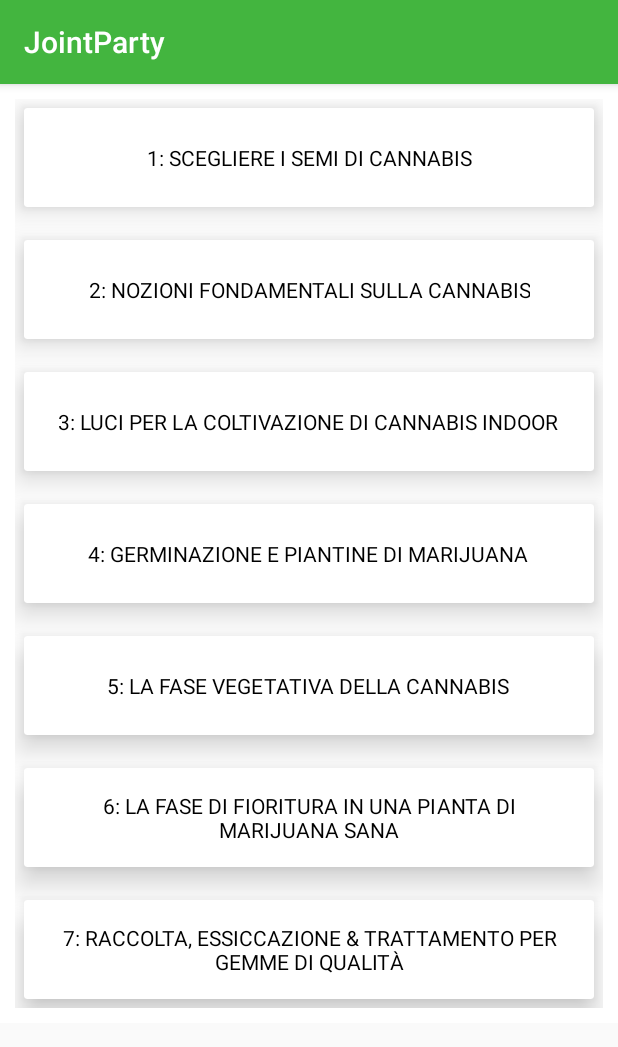
After one commit to xxKira/JointParty, an Android app: the fragment Metodo1ParagrafoFragment shown on its own in the app's theme, on a phone screen of 412 x 824 dp. The commit adds this screen. Shown: the top 1047 px of the screen. Run offline under Robolectric (Android 15) with nearby library versions, the phone set to English and light mode, and no system bars.

Commit message:
JointParty

```diff
--- /dev/null
+++ b/app/src/main/java/com/example/tiarh/jointparty/Metodo1ParagrafoFragment.java
@@ -0,0 +1,92 @@
+package com.example.tiarh.jointparty;
+
+import android.content.Context;
+import android.os.Build;
+import android.os.Bundle;
+import android.support.annotation.Nullable;
+import android.support.annotation.RequiresApi;
+import android.support.v4.app.Fragment;
+import android.support.v7.widget.CardView;
+import android.view.LayoutInflater;
+import android.view.View;
+import android.view.ViewGroup;
+
+import static com.example.tiarh.jointparty.Metodo1Fragment.metodo1_contenuto1;
+import static com.example.tiarh.jointparty.Metodo1Fragment.metodo1_immagine1;
+import static com.example.tiarh.jointparty.Metodo1Fragment.metodo1_titolo;
+
+
+public class Metodo1ParagrafoFragment extends Fragment implements View.OnClickListener {
+
+    CardView paragrafo1, paragrafo2, paragrafo3, paragrafo4, paragrafo5, paragrafo6, paragrafo7;
+
+    @Nullable
+    @Override
+    public View onCreateView(LayoutInflater inflater, @Nullable ViewGroup container, @Nullable Bundle savedInstanceState) {
+        View view = inflater.inflate(R.layout.fragment_tecnica1_paragrafi, container, false);
+
+        paragrafo1 = view.findViewById(R.id.paragrafo1);
+        paragrafo2 = view.findViewById(R.id.paragrafo2);
+        paragrafo3 = view.findViewById(R.id.paragrafo3);
+        paragrafo4 = view.findViewById(R.id.paragrafo4);
+        paragrafo5 = view.findViewById(R.id.paragrafo5);
+        paragrafo6 = view.findViewById(R.id.paragrafo6);
+        paragrafo7 = view.findViewById(R.id.paragrafo7);
+
+
+        paragrafo1.setOnClickListener(this);
+        paragrafo2.setOnClickListener(this);
+        paragrafo3.setOnClickListener(this);
+        paragrafo4.setOnClickListener(this);
+        paragrafo5.setOnClickListener(this);
+        paragrafo6.setOnClickListener(this);
+        paragrafo7.setOnClickListener(this);
+
+        return view;
+    }
+
+    @RequiresApi(api = Build.VERSION_CODES.LOLLIPOP)
+    public void PopolaMetodo_1(int titolo, int contenuto, int image){
+
+        metodo1_titolo.setText(titolo);
+        metodo1_contenuto1.setText(contenuto);
+        metodo1_immagine1.setImageDrawable(getActivity().getDrawable(image));
+
+    }
+
+    @RequiresApi(api = Build.VERSION_CODES.LOLLIPOP)
+    @Override
+    public void onClick(View v) {
+        switch(v.getId()){
+            case R.id.paragrafo1:
+                MainActivity.setViewPager(6);
+                PopolaMetodo_1(R.string.sottoTitolo_metodo1_passo1, R.string.contenuto_metodo1_passo1, R.drawable.metodo1_passo1);
+                break;
+            case R.id.paragrafo2:
+                MainActivity.setViewPager(6);
+                PopolaMetodo_1(R.string.sottoTitolo_metodo1_passo2, R.string.contenuto_metodo1_passo2, R.drawable.metodo1_passo2);
+                break;
+            case R.id.paragrafo3:
+                MainActivity.setViewPager(6);
+                PopolaMetodo_1(R.string.sottoTitolo_metodo1_passo3, R.string.contenuto_metodo1_passo3, R.drawable.metodo1_passo3);
+                break;
+            case R.id.paragrafo4:
+                MainActivity.setViewPager(6);
+                PopolaMetodo_1(R.string.sottoTitolo_metodo1_passo4, R.string.contenuto_metodo1_passo4, R.drawable.metodo1_passo4);
+                break;
+            case R.id.paragrafo5:
+                MainActivity.setViewPager(6);
+                PopolaMetodo_1(R.string.sottoTitolo_metodo1_passo5, R.string.contenuto_metodo1_passo5, R.drawable.metodo1_passo5);
+                break;
+            case R.id.paragrafo6:
+                MainActivity.setViewPager(6);
+                PopolaMetodo_1(R.string.sottoTitolo_metodo1_passo6, R.string.contenuto_metodo1_passo6, R.drawable.metodo1_passo6);
+                break;
+            case R.id.paragrafo7:
+                MainActivity.setViewPager(6);
+                PopolaMetodo_1(R.string.sottoTitolo_metodo1_passo7, R.string.contenuto_metodo1_passo7, R.drawable.metodo1_passo7);
+                break;
+                default:break;
+        }
+    }
+}
--- a/app/src/main/java/com/example/tiarh/jointparty/Metodo2ParagrafoFragment.java
+++ b/app/src/main/java/com/example/tiarh/jointparty/Metodo2ParagrafoFragment.java
@@ -28,7 +28,7 @@ public class Metodo2ParagrafoFragment extends Fragment implements View.OnClickLi
     public void onClick(View v) {
 
         switch(v.getId()) {
-            case R.id.introduzione: MainActivity.setViewPager(6);break;
+            case R.id.introduzione: MainActivity.setViewPager(8);break;
             default:break;
         }
     }
--- a/app/src/main/java/com/example/tiarh/jointparty/TecnicheFragment.java
+++ b/app/src/main/java/com/example/tiarh/jointparty/TecnicheFragment.java
@@ -28,8 +28,6 @@ public class TecnicheFragment extends Fragment implements View.OnClickListener {
         metodo_1.setOnClickListener(this);
         metodo_2.setOnClickListener(this);
 
-
-
         return view;
     }
 
@@ -37,7 +35,7 @@ public class TecnicheFragment extends Fragment implements View.OnClickListener {
     public void onClick(View v) {
 
         switch(v.getId()) {
-            case R.id.metodo_1: MainActivity.setViewPager(5); break;
+            case R.id.metodo_1: MainActivity.setViewPager(5); break; //5
             case R.id.metodo_2: MainActivity.setViewPager(7); break;
             default:break;
         }
--- /dev/null
+++ b/app/src/main/res/layout/fragment_tecnica1_paragrafi.xml
@@ -0,0 +1,115 @@
+<?xml version="1.0" encoding="utf-8"?>
+<ScrollView xmlns:android="http://schemas.android.com/apk/res/android"
+    android:layout_width="match_parent"
+    android:layout_height="wrap_content"
+    xmlns:app="http://schemas.android.com/apk/res-auto"
+    android:layout_alignParentStart="true"
+    android:layout_alignParentTop="true"
+    android:padding="@dimen/padding"
+    android:orientation="vertical"
+    android:background="@color/Bianco">
+
+    <LinearLayout
+        android:layout_width="match_parent"
+        android:layout_height="wrap_content"
+        android:orientation="vertical">
+
+        <android.support.v7.widget.CardView
+            android:id="@+id/paragrafo1"
+            style="@style/CardView_Tecniche"
+            app:cardElevation="12dp"
+            app:cardPreventCornerOverlap="false">
+
+            <TextView
+                style="@style/TextView_Tecniche"
+                android:text="@string/sottoTitolo_metodo1_passo1"
+                />
+        </android.support.v7.widget.CardView>
+
+        <android.support.v4.widget.Space
+            style="@style/Spazio_Tecniche"/>
+
+        <android.support.v7.widget.CardView
+            android:id="@+id/paragrafo2"
+            style="@style/CardView_Tecniche"
+            app:cardElevation="12dp"
+            app:cardPreventCornerOverlap="false">
+
+            <TextView
+                style="@style/TextView_Tecniche"
+                android:text="@string/sottoTitolo_metodo1_passo2" />
+        </android.support.v7.widget.CardView>
+
+        <android.support.v4.widget.Space
+            style="@style/Spazio_Tecniche"/>
+
+        <android.support.v7.widget.CardView
+            android:id="@+id/paragrafo3"
+            style="@style/CardView_Tecniche"
+            app:cardElevation="12dp"
+            app:cardPreventCornerOverlap="false">
+
+            <TextView
+                style="@style/TextView_Tecniche"
+                android:text="@string/sottoTitolo_metodo1_passo3" />
+        </android.support.v7.widget.CardView>
+
+        <android.support.v4.widget.Space
+            style="@style/Spazio_Tecniche"/>
+
+        <android.support.v7.widget.CardView
+            android:id="@+id/paragrafo4"
+            style="@style/CardView_Tecniche"
+            app:cardElevation="12dp"
+            app:cardPreventCornerOverlap="false">
+
+            <TextView
+                style="@style/TextView_Tecniche"
+                android:text="@string/sottoTitolo_metodo1_passo4"/>
+        </android.support.v7.widget.CardView>
+
+        <android.support.v4.widget.Space
+            style="@style/Spazio_Tecniche"/>
+
+        <android.support.v7.widget.CardView
+            android:id="@+id/paragrafo5"
+            style="@style/CardView_Tecniche"
+            app:cardElevation="12dp"
+            app:cardPreventCornerOverlap="false">
+
+            <TextView
+                style="@style/TextView_Tecniche"
+                android:text="@string/sottoTitolo_metodo1_passo5"/>
+        </android.support.v7.widget.CardView>
+
+        <android.support.v4.widget.Space
+            style="@style/Spazio_Tecniche"/>
+
+        <android.support.v7.widget.CardView
+            android:id="@+id/paragrafo6"
+            style="@style/CardView_Tecniche"
+            app:cardElevation="12dp"
+            app:cardPreventCornerOverlap="false">
+
+            <TextView
+                style="@style/TextView_Tecniche"
+                android:text="@string/sottoTitolo_metodo1_passo6"/>
+        </android.support.v7.widget.CardView>
+
+        <android.support.v4.widget.Space
+            style="@style/Spazio_Tecniche"/>
+
+        <android.support.v7.widget.CardView
+            android:id="@+id/paragrafo7"
+            style="@style/CardView_Tecniche"
+            app:cardElevation="12dp"
+            app:cardPreventCornerOverlap="false">
+
+            <TextView
+                style="@style/TextView_Tecniche"
+                android:text="@string/sottoTitolo_metodo1_passo7"/>
+        </android.support.v7.widget.CardView>
+
+    </LinearLayout>
+
+</ScrollView>
--- a/app/src/main/res/layout/fragment_tecnica2.xml
+++ b/app/src/main/res/layout/fragment_tecnica2.xml
@@ -1,6 +1,8 @@
 <?xml version="1.0" encoding="utf-8"?>
 <ScrollView
-    xmlns:android="http://schemas.android.com/apk/res/android" android:layout_width="match_parent"
+    xmlns:android="http://schemas.android.com/apk/res/android"
+    xmlns:app="http://schemas.android.com/apk/res-auto"
+    android:layout_width="match_parent"
     android:layout_height="match_parent"
     android:padding="@dimen/padding">
 
@@ -27,6 +29,7 @@
             android:layout_below="@id/metodo2_titolo1"
             android:padding="@dimen/padding"
             android:text="@string/metodo2_introduzione"/>
+
     </RelativeLayout>
 
 </ScrollView>
--- a/app/src/main/res/values/strings.xml
+++ b/app/src/main/res/values/strings.xml
@@ -15,12 +15,12 @@
 
 <!-- PASSO 1 -->
     <string name="titolo_metodo1">7 Semplici passaggi per coltivare l\'erba</string>
-    <string name="sottoTitolo_metodo1_passo1">PASSO 1: SCEGLIERE I SEMI DI CANNABIS</string>
+    <string name="sottoTitolo_metodo1_passo1">1: SCEGLIERE I SEMI DI CANNABIS</string>
     <string name="contenuto_metodo1_passo1">La scelta a disposizione è straordinaria. Sativa, indica, ruderalis, ogni tipo di ibrido, tutto disponibile in un semplice click. Saprete già cosa vi piace dalla vostra esperienza personale. Quali varietà sono state più adatte al vostro umore e necessità in passato? Quali varietà hanno fornito un sollievo soddisfacente per i vostri disturbi fisici? Questo è probabilmente un buon punto per iniziare.
 Tenendo a mente il vostro gusto personale, iniziate a pensare alle vostre condizioni di coltivazione. Volete coltivare in un piccolo armadio dove le piante piccole e a rapida maturazione come le varietà autofiorenti o le indica saranno più adatte per lo spazio ristretto? O avete un bel giardino dove poter coltivare una o più varietà giganti direttamente nel terreno o in larghi vasi?</string>
 
 <!-- PASSO 2 -->
-    <string name="sottoTitolo_metodo1_passo2">PASSO 2: NOZIONI FONDAMENTALI SULLA CANNABIS</string>
+    <string name="sottoTitolo_metodo1_passo2">2: NOZIONI FONDAMENTALI SULLA CANNABIS</string>
     <string name="contenuto_metodo1_passo2">Per coltivare al meglio ed ottenere le gemme più succose, dovete sapere che la vostra amata cannabis ha bisogno di alcuni elementi fondamentali.\n
         \n
         <b>LUCE:</b> Per una crescita vegetativa sana, la marijuana ha bisogno di oltre dodici ore di luce in un periodo temporale di ventiquattro ore. In ambiente chiuso ciò può essere controllato da voi tramite dei timer. La germinazione all\'aperto deve essere rinviata fino a quando le piante potranno essere esposte ad oltre dodici ore di luce diurna e ricevere almeno otto ore di luce solare diretta al giorno.\n
@@ -49,7 +49,7 @@ Tenendo a mente il vostro gusto personale, iniziate a pensare alle vostre condiz
     </string>
 
 <!-- PASSO 3 -->
-    <string name="sottoTitolo_metodo1_passo3">PASSO 3: LUCI PER LA COLTIVAZIONE DI CANNABIS INDOOR</string>
+    <string name="sottoTitolo_metodo1_passo3">3: LUCI PER LA COLTIVAZIONE DI CANNABIS INDOOR</string>
     <string name="contenuto_metodo1_passo3">Grazie alla legalizzazione, c\'è stato un boom nella scelta di luci e camere di coltivazione per coltivare cannabis indoor.\n
         \n
         Qui potete scegliere in base al budget che avete a disposizione.\n
@@ -62,7 +62,7 @@ Tenendo a mente il vostro gusto personale, iniziate a pensare alle vostre condiz
     </string>
 
 <!-- PASSO 4 -->
-    <string name="sottoTitolo_metodo1_passo4">PASSO 4: GERMINAZIONE E PIANTINE DI MARIJUANA</string>
+    <string name="sottoTitolo_metodo1_passo4">4: GERMINAZIONE E PIANTINE DI MARIJUANA</string>
     <string name="contenuto_metodo1_passo4">All\'inizio della vostra avventura nella coltivazione della cannabis, c\'è la germinazione dei semi. Ogni seme contiene tutte le informazioni necessarie per formare la varietà di pianta che avete scelto. Gli servono solo le giuste condizioni ambientali, e inizierà il suo ciclo vitale. I semi non germoglieranno finché non sono stati raggiunti tre specifici obiettivi. Acqua, corretta temperatura (calore), e buon posizionamento.\n
         \n
         Coltivare la cannabis è un processo naturale, senza regole rigide. Non è un sistema lineare che va semplicemente imparato, ma un\'arte da padroneggiare con l\'esperienza. Esistono vari metodi, tutti ugualmente efficaci, per far germogliare la cannabis. Con il passare del tempo scoprirete il metodo più adatto a voi.\n
@@ -81,7 +81,7 @@ Tenendo a mente il vostro gusto personale, iniziate a pensare alle vostre condiz
     </string>
 
 <!-- PASSO 5 -->
-    <string name="sottoTitolo_metodo1_passo5">PASSO 5: LA FASE VEGETATIVA DELLA CANNABIS</string>
+    <string name="sottoTitolo_metodo1_passo5">5: LA FASE VEGETATIVA DELLA CANNABIS</string>
     <string name="contenuto_metodo1_passo5">Nel momento in cui le foglie verdi incontrano la luce, inizia la vera fotosintesi. La pianta avvia il suo metabolismo ed inizia la fase vegetativa.\n
         \n
         <b>INDOORS:</b> Le luci vanno impostate ad un regime di diciotto ore di luce, e sei ore di buio. Ciò non va necessariamente coordinato con le ore diurne e notturne reali, potete impostare il ciclo luce/buio come meglio preferite. Attivando le apparecchiature elettriche nelle ore non di punta potrete risparmiare parecchi soldi.\n
@@ -98,7 +98,7 @@ Tenendo a mente il vostro gusto personale, iniziate a pensare alle vostre condiz
     </string>
 
 <!-- PASSO 6 -->
-    <string name="sottoTitolo_metodo1_passo6">PASSO 6: LA FASE DI FIORITURA IN UNA PIANTA DI MARIJUANA SANA</string>
+    <string name="sottoTitolo_metodo1_passo6">6: LA FASE DI FIORITURA IN UNA PIANTA DI MARIJUANA SANA</string>
     <string name="contenuto_metodo1_passo6">La fioritura è l\'ultima fase di crescita della pianta di marijuana. Questo sarà un periodo emozionante, pieno di aromi che iniziano a formarsi. Iniziano inoltre ad emergere interessanti disposizioni floreali, in base alla varietà che si sta coltivando. La fase di fioritura ha stadi caratteristici comuni a tutte le piante di cannabis, ed inizia quando la fase vegetativa è terminata.\n
         \n
         All\'aperto il primo stadio di fioritura può essere notato quando il calore estivo giunge al termine e si avvicina l\'autunno. Al chiuso, potete controllare l\'inizio della fase di fioritura cambiando l\'orario di illuminazione, impostando un fotoperiodo di dodici ore di luce e dodici ore di buio. A seconda della specie, la cannabis può fiorire in risposta a tre possibili caratteristiche.\n
@@ -125,7 +125,7 @@ Tenendo a mente il vostro gusto personale, iniziate a pensare alle vostre condiz
     </string>
 
 <!-- PASSO 7 -->
-    <string name="sottoTitolo_metodo1_passo7">PASSO 7: RACCOLTA, ESSICCAZIONE &amp; TRATTAMENTO PER GEMME DI QUALITÀ</string>
+    <string name="sottoTitolo_metodo1_passo7">7: RACCOLTA, ESSICCAZIONE &amp; TRATTAMENTO PER GEMME DI QUALITÀ</string>
     <string name="contenuto_metodo1_passo7">Durante le ultime settimane, i nutrimenti vengono ignorati e la vostra pianta dovrà essere innaffiata con acqua pura. Ciò garantirà un sapore genuino delle gemme, privo di retrogusti salati o di sostanze nutritive.\n
         \n
         <b>Quando è matura la cannabis?</b>\n
--- a/app/src/main/res/values/styles.xml
+++ b/app/src/main/res/values/styles.xml
@@ -29,4 +29,16 @@
         <item name="android:layout_height">10dp</item>
     </style>
 
+    <style name="TextView_Tecniche" parent="Theme.AppCompat.Light.DarkActionBar">
+        <item name="android:layout_width">wrap_content</item>
+        <item name="android:layout_height">wrap_content</item>
+        <item name="android:layout_gravity">center</item>
+        <item name="android:layout_margin">15dp</item>
+        <item name="android:textColor">#000000</item>
+        <item name="android:textAlignment">center</item>
+        <item name="android:gravity">center</item>
+        <item name="android:minLines">2</item>
+        <item name="android:maxLines">2</item>
+    </style>
+
 </resources>
```
Also changed, not shown: app/src/main/java/com/example/tiarh/jointparty/MainActivity.java (+5 -2 lines), app/src/main/java/com/example/tiarh/jointparty/Metodo1Fragment.java (+12 -0 lines), app/src/main/res/layout/fragment_tecnica1.xml (+15 -22 lines).
